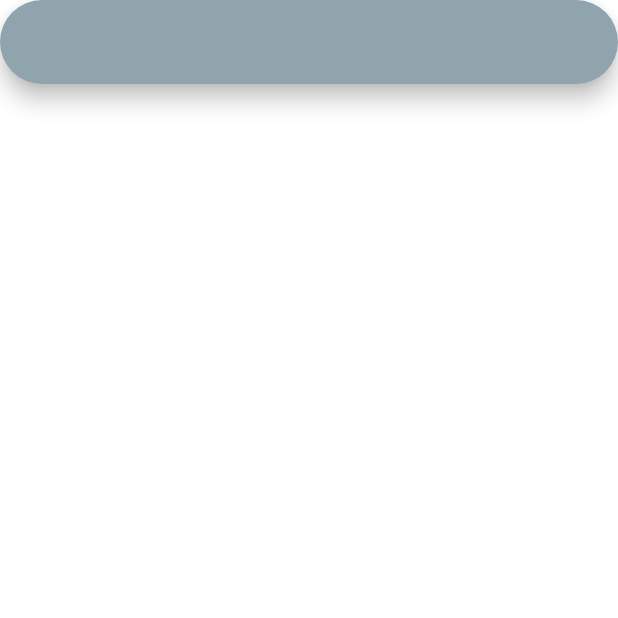
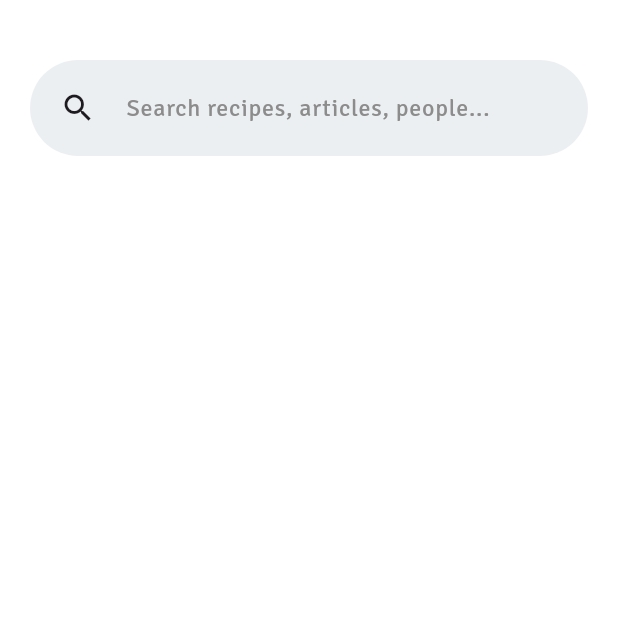
Before and after one commit to nasyasakhi/snaft, a Flutter app: the SearchScreen screen opened directly, on a phone screen of 412 x 824 dp, the top half of it. Run offline on Flutter 3.47's test engine with Material 3 defaults, Android fonts, the phone set to English and light mode, and no system bars.

Commit message:
adding searcBAR DOANG YEY

```diff
--- a/lib/const.dart
+++ b/lib/const.dart
@@ -32,12 +32,12 @@ const linkText = TextStyle(
 
 const cardTitle = TextStyle(
   color: textColor,
-  fontSize: 14,
+  fontSize: 16,
 );
 
 const cardText = TextStyle(
   color: textColor,
-  fontSize: 12,
+  fontSize: 14,
 );
 
 // =============== SIZE & DURATION ===============
--- a/lib/main.dart
+++ b/lib/main.dart
@@ -46,10 +46,10 @@
       initialRoute: '/',
 
       routes: {
-        '/' : (context) => const SplashScreen(),
+        '/hai' : (context) => const SplashScreen(),
         '/body' : (context) => const Body(),
         '/home' : (context) => const HomeScreen(),
-        '/search' : (context) => const SearchScreen(),
+        '/' : (context) => const SearchScreen(),
         '/favorite' : (context) => const FavoriteScreen(),
         '/profile' : (context) => const ProfileScreen(),
       },
--- a/lib/ui/home/home_screen.dart
+++ b/lib/ui/home/home_screen.dart
@@ -6,10 +6,7 @@ class HomeScreen extends StatelessWidget {
   @override
   Widget build(BuildContext context) {
     return const Scaffold(
-      body: TextButton(
-        onPressed: ,
-        child: Text("Hello")
-        ),
+      body: Text("Hello"),
     );
   }
 }
--- a/lib/ui/search/search_screen.dart
+++ b/lib/ui/search/search_screen.dart
@@ -1,19 +1,59 @@
 // ignore_for_file: deprecated_member_use
 
 import 'package:flutter/material.dart';
+import 'package:snaft/const.dart';
 
-class SearchScreen extends StatelessWidget {
+class SearchScreen extends StatefulWidget {
   const SearchScreen({super.key});
 
   @override
+  State<SearchScreen> createState() => _SearchScreenState();
+}
+
+class _SearchScreenState extends State<SearchScreen> {
+  @override
   Widget build(BuildContext context) {
     return Scaffold(
-      body: Column(
-        children: [
-          SearchBar(
-            backgroundColor: MaterialStatePropertyAll(Colors.blueGrey.shade300),
-          )
-        ],
+      body: Padding(
+        padding: const EdgeInsets.symmetric(horizontal: defaultPadding, vertical: defaultPadding * 2),
+        child: Column(
+          children: [
+            SearchAnchor(
+              builder: (BuildContext context, SearchController controller) {
+                return SearchBar(
+                  controller: controller,
+                  backgroundColor: MaterialStatePropertyAll(Colors.blueGrey.shade50),
+                  shadowColor: const MaterialStatePropertyAll(Colors.transparent),
+                  padding: const MaterialStatePropertyAll(
+                    EdgeInsets.symmetric(vertical: defaultPadding / 2, horizontal: defaultPadding)
+                  ),
+                  hintText: 'Search recipes, articles, people...',
+                  hintStyle: const MaterialStatePropertyAll<TextStyle>(
+                    TextStyle(
+                      color: textColorSmall,
+                    )
+                  ),
+
+                  // TODO - ganti Icon sama svg
+                  leading: const Icon(Icons.search),
+                );
+              },
+              suggestionsBuilder: (BuildContext context, SearchController controller) {
+                return List<ListTile>.generate(5, (int index) {
+                  final String item = 'item $index';
+                  return ListTile(
+                    title: Text(item),
+                    onTap: () {
+                      setState(() {
+                        controller.closeView(item);
+                      });
+                    },
+                  );
+                });
+              },
+            )
+          ],
+        ),
       ),
     );
   }
```
